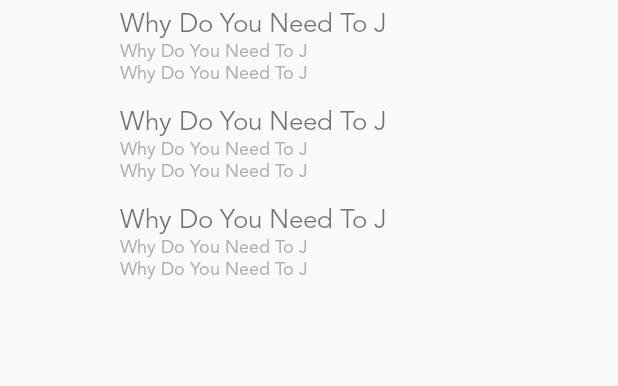
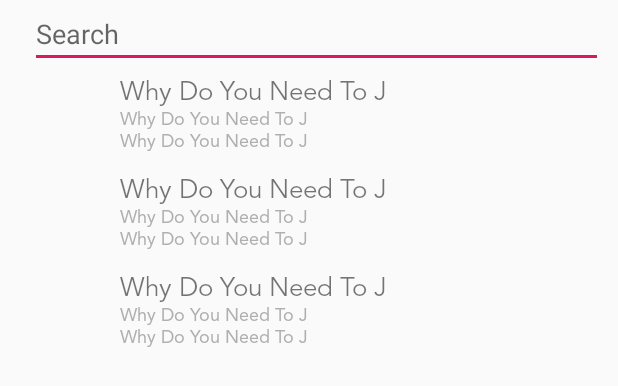
Before and after one commit to chihung93/DemoFoursquare, an Android app: the layout activity_main.xml on its own in the app's theme, with its tools: preview values and no code run, on a phone screen of 412 x 824 dp. Shown: the top 386 px of the screen. Run offline under Robolectric (Android 15) with nearby library versions, the phone set to English and light mode, and no system bars.

Commit message:
add search

```diff
--- a/app/src/main/java/com/henry/foursquare/features/home/MainPresenter.java
+++ b/app/src/main/java/com/henry/foursquare/features/home/MainPresenter.java
@@ -6,12 +6,14 @@ import com.henry.foursquare.data.sources.SearchRepository;
 import io.reactivex.android.schedulers.AndroidSchedulers;
 import io.reactivex.disposables.CompositeDisposable;
 import io.reactivex.schedulers.Schedulers;
+import io.reactivex.subjects.PublishSubject;
 
 public class MainPresenter implements MainContract.Presenter {
 
     private final SearchRepository searchRepository;
     private  MainContract.View view;
     private final CompositeDisposable compositeDisposable = new CompositeDisposable();
+
 
     public MainPresenter(SearchRepository searchRepository) {
         this.searchRepository = searchRepository;
@@ -32,4 +34,8 @@ public class MainPresenter implements MainContract.Presenter {
     public void setView(MainContract.View view) {
         this.view = view;
     }
+
+    public CompositeDisposable getCompositeDisposable() {
+        return compositeDisposable;
+    }
 }
--- a/app/src/main/res/layout/activity_main.xml
+++ b/app/src/main/res/layout/activity_main.xml
@@ -6,26 +6,37 @@
     android:layout_height="match_parent"
     tools:context=".features.home.MainActivity">
 
+    <EditText
+        android:id="@+id/search"
+        android:layout_width="0dp"
+        android:layout_height="wrap_content"
+        android:layout_marginStart="20dp"
+        android:layout_marginEnd="10dp"
+        android:hint="@string/search"
+        android:imeOptions="actionSearch"
+        app:layout_constraintEnd_toEndOf="parent"
+        app:layout_constraintStart_toStartOf="parent"
+        app:layout_constraintTop_toTopOf="parent" />
+
     <androidx.recyclerview.widget.RecyclerView
         android:id="@+id/recyclerView"
         android:layout_width="match_parent"
-        android:layout_height="match_parent"
+        android:layout_height="0dp"
         android:orientation="vertical"
         app:layoutManager="androidx.recyclerview.widget.LinearLayoutManager"
         app:layout_constraintBottom_toBottomOf="parent"
         app:layout_constraintEnd_toEndOf="parent"
         app:layout_constraintStart_toStartOf="parent"
-        app:layout_constraintTop_toTopOf="parent"
+        app:layout_constraintTop_toBottomOf="@id/search"
         tools:listitem="@layout/item_venue" />
 
     <ProgressBar
         android:id="@+id/progressBar"
-        android:visibility="gone"
         android:layout_width="wrap_content"
         android:layout_height="wrap_content"
-        app:layout_constraintTop_toTopOf="parent"
+        android:visibility="gone"
         app:layout_constraintBottom_toBottomOf="parent"
+        app:layout_constraintEnd_toEndOf="parent"
         app:layout_constraintStart_toStartOf="parent"
-        app:layout_constraintEnd_toEndOf="parent"
-        />
+        app:layout_constraintTop_toTopOf="parent" />
 </androidx.constraintlayout.widget.ConstraintLayout>
--- a/app/src/main/res/layout/item_venue.xml
+++ b/app/src/main/res/layout/item_venue.xml
@@ -9,6 +9,7 @@
         android:id="@+id/image"
         android:layout_width="60dp"
         android:layout_height="60dp"
+        android:scaleType="fitCenter"
         android:layout_marginStart="10dp"
         android:layout_marginTop="5dp"
         app:layout_constraintBottom_toBottomOf="parent"
--- a/app/src/main/res/values/strings.xml
+++ b/app/src/main/res/values/strings.xml
@@ -3,4 +3,5 @@
     <string name="access_your_location">ACCESS YOUR\nLOCATION</string>
     <string name="title_bottom">The golden rule of real estate is\nlocation. Please enable location\nservices</string>
     <string name="enable_location_service">Enable Location Service</string>
+    <string name="search">Search</string>
 </resources>
```
Also changed, not shown: app/src/main/java/com/henry/foursquare/features/home/MainActivity.java (+37 -4 lines).
